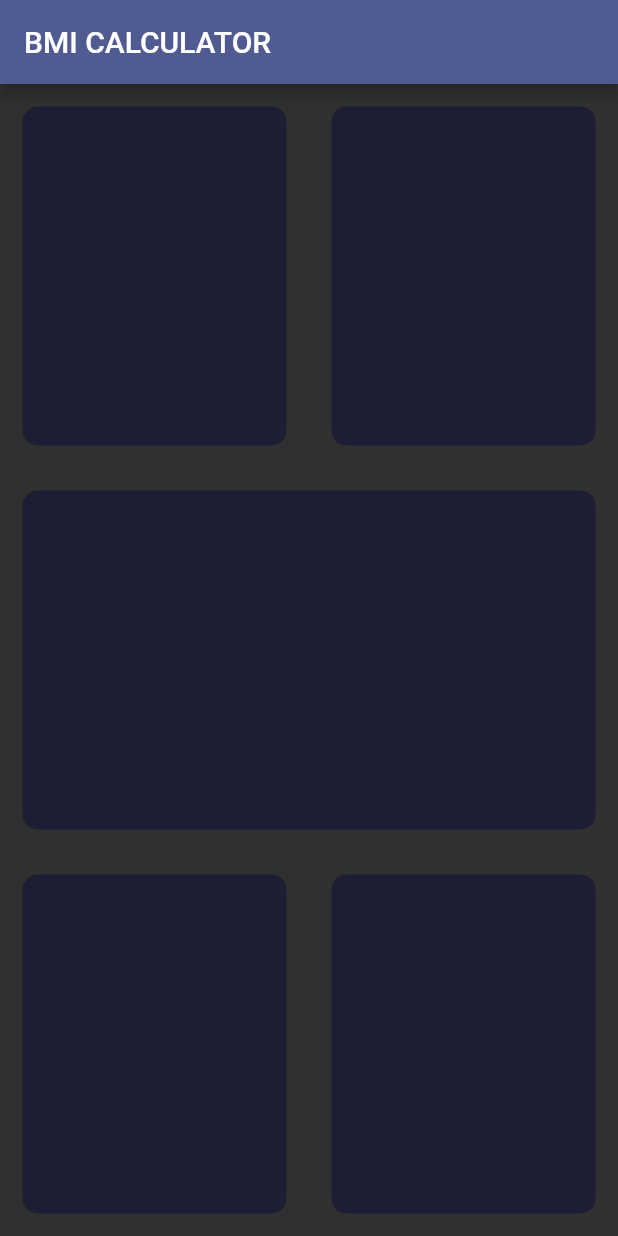
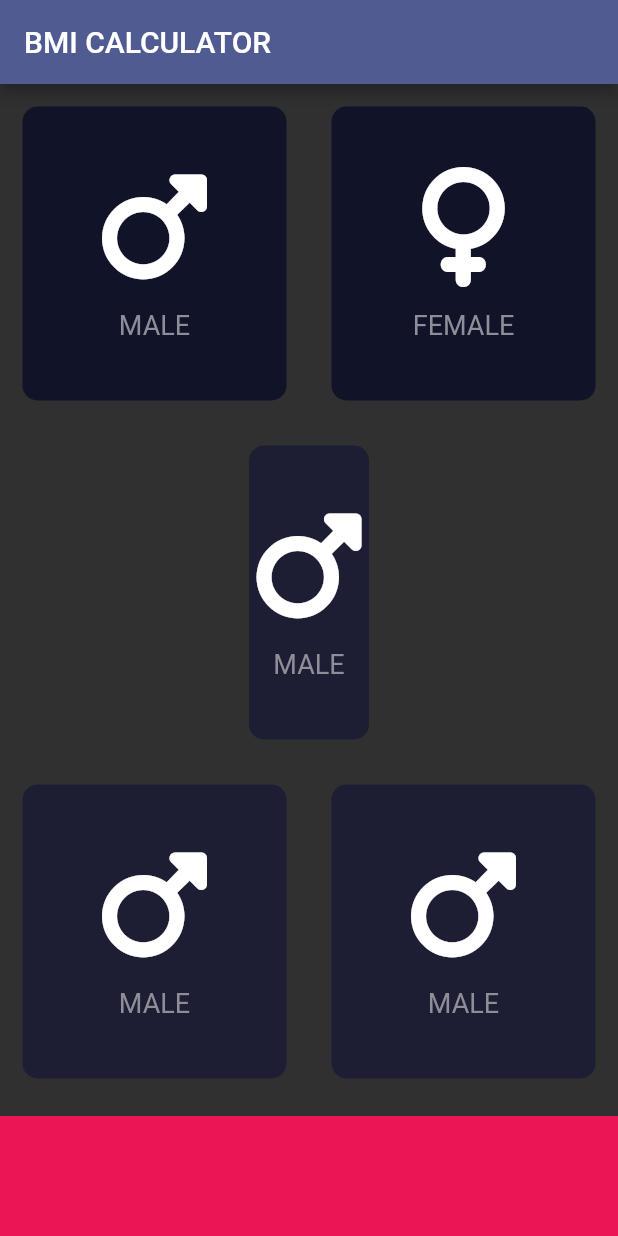
Before and after one commit to TheBigJae/BMI, a Flutter app: the screen it shows after launch, on a phone screen of 412 x 824 dp. Run offline on Flutter 3.47's test engine with Material 2 defaults, Android fonts, the phone set to English and light mode, and no system bars; our stand-ins replace font_awesome_flutter.

Commit message:
Reusable cards

```diff
--- /dev/null
+++ b/lib/iconcontent.dart
@@ -0,0 +1,29 @@
+import 'package:flutter/material.dart';
+
+const labelTextStyle = TextStyle(fontSize: 18, color: Color(0xFF8D8E98));
+
+class contentW extends StatelessWidget {
+  contentW({required this.icon, required this.label});
+  final IconData icon;
+  final String label;
+
+  @override
+  Widget build(BuildContext context) {
+    return Column(
+      mainAxisAlignment: MainAxisAlignment.center,
+      children: [
+        Icon(
+          icon,
+          size: 80.0,
+        ),
+        SizedBox(
+          height: 15,
+        ),
+        Text(
+          label,
+          style: labelTextStyle,
+        )
+      ],
+    );
+  }
+}
--- a/lib/input_page.dart
+++ b/lib/input_page.dart
@@ -1,4 +1,10 @@
 import 'package:flutter/material.dart';
+import 'package:font_awesome_flutter/font_awesome_flutter.dart';
+import 'iconcontent.dart';
+import 'reusablecard.dart';
+
+const activeCardColor = Color(0xFF1D1E33);
+const inActiveCardColor = Color(0xFF111328);
 
 class InputPage extends StatefulWidget {
   @override
@@ -18,34 +24,61 @@ class _InputPageState extends State<InputPage> {
                 child: Row(
               children: [
                 Expanded(
-                  child: ReusableCard(colour: Color(0xFF1D1E33),),
+                  child: GestureDetector(
+                    onTap: () {
+                      print('Male card was pressed');
+                    },
+                    child: ReusableCard(
+                      colour: inActiveCardColor,
+                      cardChild: contentW(
+                        icon: FontAwesomeIcons.mars,
+                        label: 'MALE',
+                      ),
+                    ),
+                  ),
                 ),
-                Expanded(child: ReusableCard(colour: Color(0xFF1D1E33),))
+                Expanded(
+                    child: ReusableCard(
+                        colour: inActiveCardColor,
+                        cardChild: contentW(
+                          icon: FontAwesomeIcons.venus,
+                          label: 'FEMALE',
+                        )))
               ],
             )),
-            Expanded(child: ReusableCard(colour: Color(0xFF1D1E33),)),
+            Expanded(
+                child: ReusableCard(
+                    colour: Color(0xFF1D1E33),
+                    cardChild: contentW(
+                      icon: FontAwesomeIcons.mars,
+                      label: 'MALE',
+                    ))),
             Expanded(
                 child: Row(
               children: [
-                Expanded(child: ReusableCard(colour: Color(0xFF1D1E33),)),
-                Expanded(child: ReusableCard(colour: Color(0xFF1D1E33),))
+                Expanded(
+                    child: ReusableCard(
+                        colour: Color(0xFF1D1E33),
+                        cardChild: contentW(
+                          icon: FontAwesomeIcons.mars,
+                          label: 'MALE',
+                        ))),
+                Expanded(
+                    child: ReusableCard(
+                        colour: Color(0xFF1D1E33),
+                        cardChild: contentW(
+                          icon: FontAwesomeIcons.mars,
+                          label: 'MALE',
+                        )))
               ],
-            ))
+            )),
+            Container(
+              color: Color(0xFFEB1555),
+              margin: EdgeInsets.only(top: 10.0),
+              width: double.infinity,
+              height: 80.0,
+            )
           ],
         ));
   }
 }
-
-class ReusableCard extends StatelessWidget {
-   ReusableCard({super.key,  required this.colour});
-  Color colour;
-
-  @override
-  Widget build(BuildContext context) {
-    return Container(
-      margin: EdgeInsets.all(15.0),
-      decoration: BoxDecoration(
-          color: colour, borderRadius: BorderRadius.circular(10.0)),
-    );
-  }
-}
--- a/lib/main.dart
+++ b/lib/main.dart
@@ -1,5 +1,6 @@
 import 'package:flutter/material.dart';
 import 'input_page.dart';
+import 'package:font_awesome_flutter/font_awesome_flutter.dart';
 
 void main() => runApp(BMICalculator());
 
@@ -9,8 +10,7 @@ class BMICalculator extends StatelessWidget {
     return MaterialApp(
       theme: ThemeData.dark().copyWith(
         colorScheme: ColorScheme.fromSeed(
-        seedColor:Color(0xFF0A0E21),
-
+          seedColor: Color(0xFF0A0E21),
         ),
       ),
       home: InputPage(),
--- /dev/null
+++ b/lib/reusablecard.dart
@@ -0,0 +1,16 @@
+import 'package:flutter/material.dart';
+class ReusableCard extends StatelessWidget {
+  ReusableCard({super.key, required this.colour, required this.cardChild});
+  final Color colour;
+  final Widget cardChild;
+
+  @override
+  Widget build(BuildContext context) {
+    return Container(
+      child: cardChild,
+      margin: EdgeInsets.all(15.0),
+      decoration: BoxDecoration(
+          color: colour, borderRadius: BorderRadius.circular(10.0)),
+    );
+  }
+}
--- a/pubspec.yaml
+++ b/pubspec.yaml
@@ -35,6 +35,7 @@ dependencies:
   # The following adds the Cupertino Icons font to your application.
   # Use with the CupertinoIcons class for iOS style icons.
   cupertino_icons: ^1.0.2
+  font_awesome_flutter: ^10.5.0
 
 dev_dependencies:
   flutter_test:
```
Also changed, not shown: pubspec.lock.
